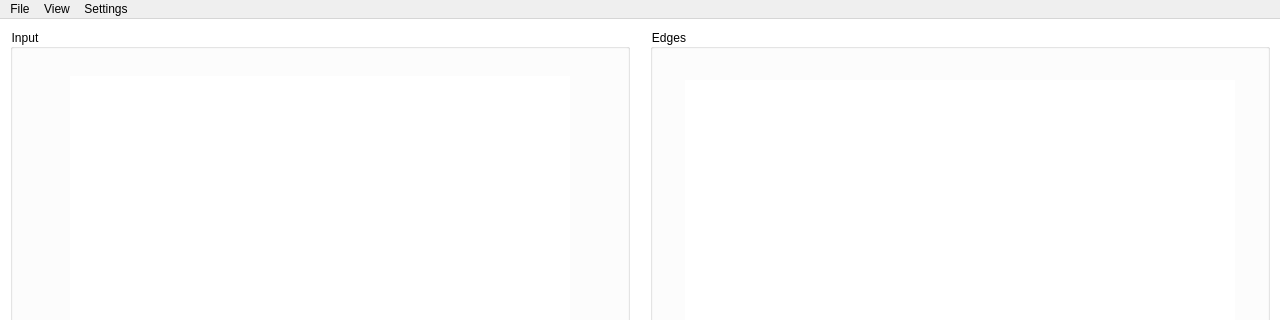
Old version of the form Edge Detector/panel.ui in the repository alihatamitajik/edge-detector-cuda; both pictures show x 0 to 1280 and y 0 to 320 of the 1280 by 720 pixel window.
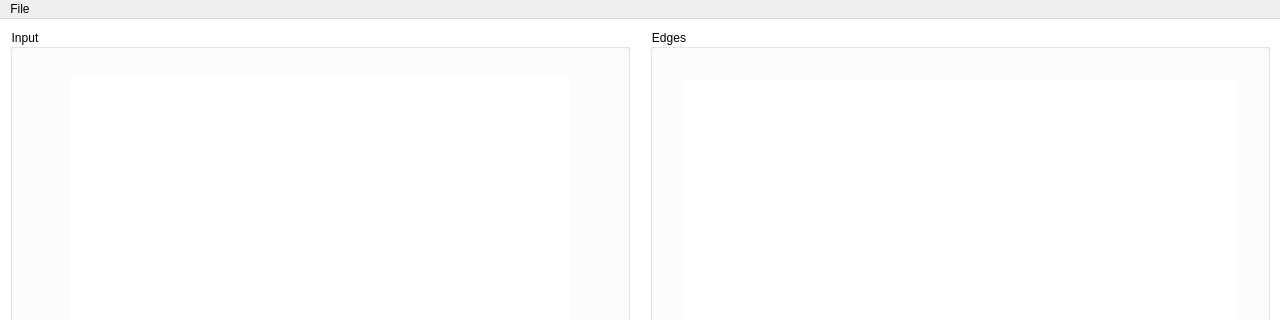
New version of the form. Icons and pictures are not drawn.

Diff of the .ui file:
```diff
--- a/Edge Detector/panel.ui
+++ b/Edge Detector/panel.ui
@@ -368,23 +368,7 @@
     <addaction name="separator"/>
     <addaction name="actionExit"/>
    </widget>
-   <widget class="QMenu" name="menuView">
-    <property name="title">
-     <string>View</string>
-    </property>
-    <addaction name="actionMaximize"/>
-    <addaction name="actionNormal"/>
-   </widget>
-   <widget class="QMenu" name="menuSettings">
-    <property name="title">
-     <string>Settings</string>
-    </property>
-    <addaction name="actionAAB"/>
-    <addaction name="actionADE"/>
-   </widget>
    <addaction name="menuFile"/>
-   <addaction name="menuView"/>
-   <addaction name="menuSettings"/>
   </widget>
   <widget class="QStatusBar" name="statusBar"/>
   <action name="actionOpen">
```
Left out of the diff: 12 changed lines with no effect on the pictures.
